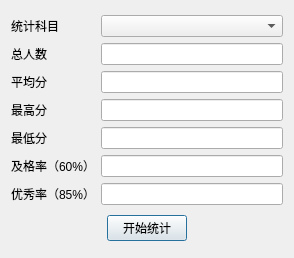
Before: the Qt Designer form statisticview.ui in TheWeakest34/StudentManageSystem, drawn with Qt 5.
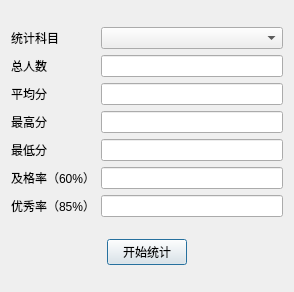
After: the same form once the commit is applied.

```diff
--- a/statisticview.ui
+++ b/statisticview.ui
@@ -7,7 +7,7 @@
     <x>0</x>
     <y>0</y>
     <width>294</width>
-    <height>258</height>
+    <height>292</height>
    </rect>
   </property>
   <property name="windowTitle">
```
